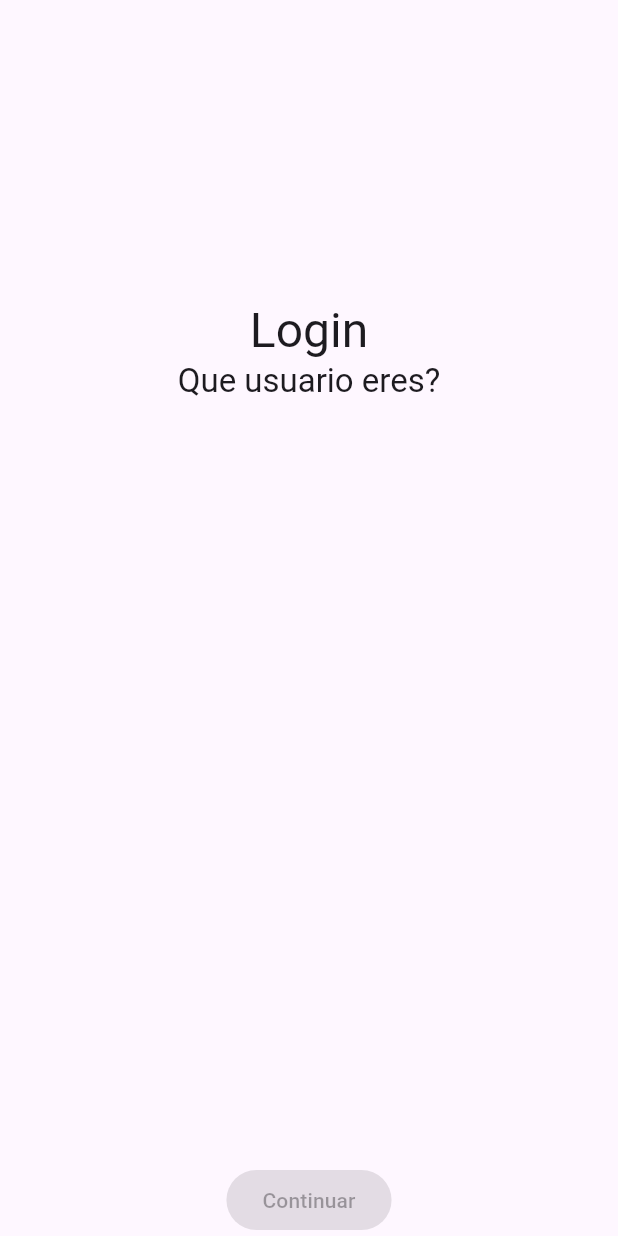
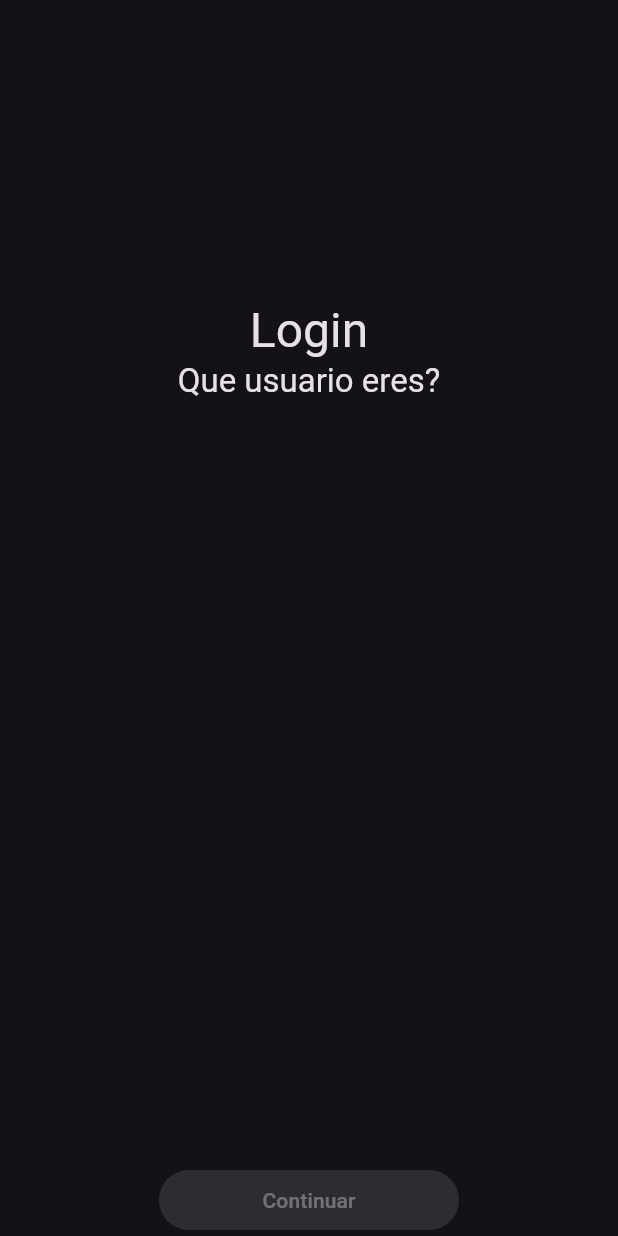
Before and after one commit to dacostap-dev/flutter_chat, a Flutter app: the screen it shows after launch, on a phone screen of 412 x 824 dp. Run offline on Flutter 3.47's test engine with Material 2 defaults, Android fonts, the phone set to English and light mode, and no system bars; our stand-ins replace bloc, cached_network_image, cloud_firestore, equatable, firebase_core, firebase_messaging and 2 more; accounts and stored records are empty.

Commit message:
fix message and avatar and improve design

```diff
--- a/lib/domain/models/user.dart
+++ b/lib/domain/models/user.dart
@@ -3,20 +3,23 @@ import 'package:equatable/equatable.dart';
 class User extends Equatable {
   final String userId;
   final String name;
+  final String avatar;
   final String token;
 
   const User({
     required this.userId,
     required this.name,
+    required this.avatar,
     required this.token,
   });
 
   factory User.fromJson(Map<String, dynamic> json) => User(
         userId: json["id"],
         name: json["name"],
+        avatar: json["avatar"],
         token: json["token"],
       );
 
   @override
-  List<Object?> get props => [userId, name];
+  List<Object?> get props => [userId, name, avatar, token];
 }
--- a/lib/main.dart
+++ b/lib/main.dart
@@ -57,7 +57,10 @@ class MyApp extends StatelessWidget {
             create: (context) => AuthBloc(context.read()),
           ),
           BlocProvider(
-            create: (context) => ChatBloc(context.read()),
+            create: (context) => ChatBloc(
+              context.read(),
+              context.read(),
+            ),
           ),
           BlocProvider(
             create: (context) => MessageBloc(
@@ -69,7 +72,8 @@ class MyApp extends StatelessWidget {
         child: MaterialApp(
           debugShowCheckedModeBanner: false,
           title: 'Flutter Demo',
-          theme: ThemeData(
+          themeMode: ThemeMode.dark,
+          theme: ThemeData.dark(
             useMaterial3: true,
           ),
           onGenerateRoute: onGenerateRoute,
--- a/lib/presentation/auth/pages/login.dart
+++ b/lib/presentation/auth/pages/login.dart
@@ -1,5 +1,6 @@
 import 'package:chat_demo/presentation/auth/bloc/auth_bloc.dart';
 import 'package:chat_demo/presentation/chat/pages/chat.dart';
+import 'package:flutter/cupertino.dart';
 import 'package:flutter/material.dart';
 import 'package:flutter_bloc/flutter_bloc.dart';
 
@@ -80,13 +81,15 @@ class _LoginPageState extends State<LoginPage> {
             BlocBuilder<AuthBloc, AuthState>(
               builder: (context, state) {
                 return switch (state) {
-                  AuthLoadingLogin() => const ElevatedButton(
+                  AuthLoadingLogin() => ElevatedButton(
+                      style: ElevatedButton.styleFrom(
+                          fixedSize: const Size(200, 40)),
                       onPressed: null,
-                      child: Center(
-                        child: CircularProgressIndicator.adaptive(),
-                      ),
+                      child: const CupertinoActivityIndicator(),
                     ),
                   _ => ElevatedButton(
+                      style: ElevatedButton.styleFrom(
+                          fixedSize: const Size(200, 40)),
                       onPressed: groupValue != null
                           ? () {
                               print(groupValue);
--- a/lib/presentation/chat/bloc/chat_bloc.dart
+++ b/lib/presentation/chat/bloc/chat_bloc.dart
@@ -1,6 +1,7 @@
 import 'package:bloc/bloc.dart';
 import 'package:chat_demo/domain/models/user.dart';
 import 'package:chat_demo/domain/repositories/contact_repository.dart';
+import 'package:chat_demo/presentation/auth/bloc/auth_bloc.dart';
 import 'package:equatable/equatable.dart';
 
 part 'chat_event.dart';
@@ -8,8 +9,9 @@ part 'chat_state.dart';
 
 class ChatBloc extends Bloc<ChatEvent, ChatState> {
   final ContactRepository _chatRepository;
+  final AuthBloc _authBloc;
 
-  ChatBloc(this._chatRepository) : super(ChatInitial()) {
+  ChatBloc(this._chatRepository, this._authBloc) : super(ChatInitial()) {
     on<DoLoadChats>(_loadChats);
     on<DoLoadContact>(_loadContact);
   }
@@ -17,7 +19,14 @@ class ChatBloc extends Bloc<ChatEvent, ChatState> {
   _loadChats(DoLoadChats event, Emitter<ChatState> emit) async {
     emit(ChatState.loadingChats());
     final chats = await _chatRepository.loadContacts();
-    emit(ChatState.loadChats(users: chats));
+
+    emit(
+      ChatState.loadChats(
+        users: chats
+            .where((element) => element.userId != _authBloc.authId)
+            .toList(),
+      ),
+    );
   }
 
   _loadContact(DoLoadContact event, Emitter<ChatState> emit) async {
--- a/pubspec.yaml
+++ b/pubspec.yaml
@@ -43,6 +43,7 @@ dependencies:
   flutter_local_notifications: ^16.1.0
   firebase_messaging: ^14.7.1
   http: ^1.1.0
+  cached_network_image: ^3.3.0
 
 dev_dependencies:
   flutter_test:
```
Also changed, not shown: lib/data/repositories/firebase/message_repository_firebase_impl.dart (+9 -2 lines), lib/data/repositories/firebase/notification_service.dart (+8 -8 lines), lib/presentation/chat/pages/chat.dart (+9 -16 lines), lib/presentation/chat/widgets/contact_widget.dart (added, +31 -0 lines), lib/presentation/chat/widgets/custom_avatar.dart (added, +47 -0 lines), lib/presentation/message/pages/message.dart (+15 -2 lines), pubspec.lock, 4 other files.
